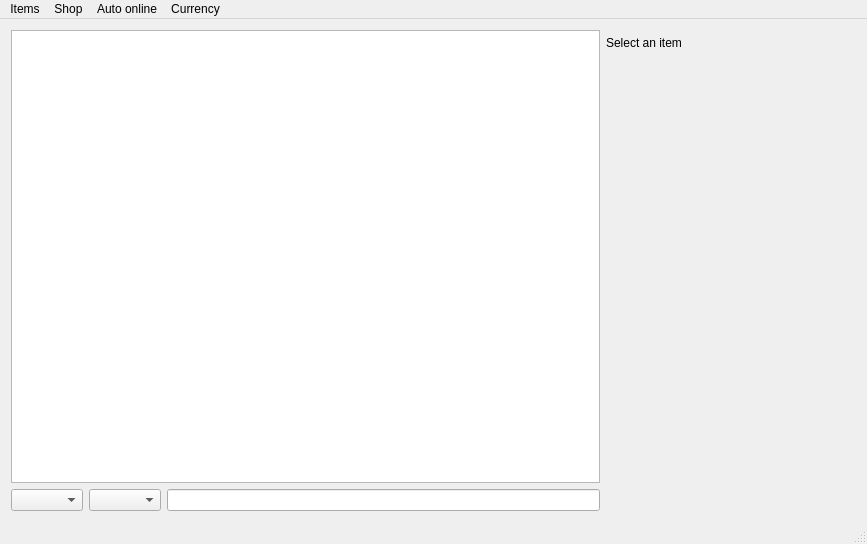
This is forms/mainwindow.ui in xyzz/acquisition as Qt 5 draws it before an edit. The edited form follows.
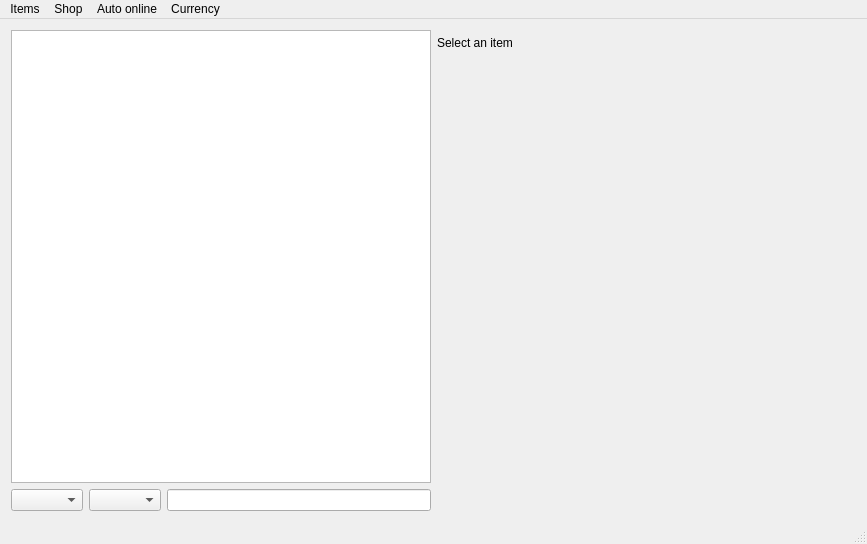
This is the edited form.

```diff
--- a/forms/mainwindow.ui
+++ b/forms/mainwindow.ui
@@ -71,17 +71,89 @@
            <widget class="QLabel" name="imageLabel"/>
           </item>
           <item>
-           <widget class="QLabel" name="propertiesLabel">
-            <property name="maximumSize">
-             <size>
-              <width>250</width>
-              <height>16777215</height>
-             </size>
+           <layout class="QVBoxLayout" name="itemTooltipLayout">
+            <property name="spacing">
+             <number>0</number>
             </property>
-            <property name="wordWrap">
-             <bool>true</bool>
-            </property>
-           </widget>
+            <item>
+             <layout class="QHBoxLayout" name="itemNameLayout">
+              <property name="spacing">
+               <number>0</number>
+              </property>
+              <property name="bottomMargin">
+               <number>0</number>
+              </property>
+              <item>
+               <widget class="QLabel" name="itemHeaderLeft">
+                <property name="text">
+                 <string/>
+                </property>
+               </widget>
+              </item>
+              <item>
+               <widget class="QWidget" name="itemNameContainerWidget" native="true">
+                <property name="sizePolicy">
+                 <sizepolicy hsizetype="Expanding" vsizetype="Expanding">
+                  <horstretch>0</horstretch>
+                  <verstretch>0</verstretch>
+                 </sizepolicy>
+                </property>
+                <layout class="QVBoxLayout" name="itemNameContainer">
+                 <property name="spacing">
+                  <number>0</number>
+                 </property>
+                 <property name="leftMargin">
+                  <number>0</number>
+                 </property>
+                 <property name="topMargin">
+                  <number>0</number>
+                 </property>
+                 <property name="rightMargin">
+                  <number>0</number>
+                 </property>
+                 <property name="bottomMargin">
+                  <number>0</number>
+                 </property>
+                 <item>
+                  <widget class="QLabel" name="itemNameFirstLine">
+                   <property name="text">
+                    <string/>
+                   </property>
+                  </widget>
+                 </item>
+                 <item>
+                  <widget class="QLabel" name="itemNameSecondLine">
+                   <property name="text">
+                    <string/>
+                   </property>
+                  </widget>
+                 </item>
+                </layout>
+               </widget>
+              </item>
+              <item>
+               <widget class="QLabel" name="itemHeaderRight">
+                <property name="text">
+                 <string/>
+                </property>
+               </widget>
+              </item>
+             </layout>
+            </item>
+            <item>
+             <widget class="QLabel" name="propertiesLabel">
+              <property name="maximumSize">
+               <size>
+                <width>16777215</width>
+                <height>16777215</height>
+               </size>
+              </property>
+              <property name="wordWrap">
+               <bool>true</bool>
+              </property>
+             </widget>
+            </item>
+           </layout>
           </item>
           <item>
            <spacer name="verticalSpacer">
```
Left out of the diff: 5 changed lines with no effect on the pictures.
